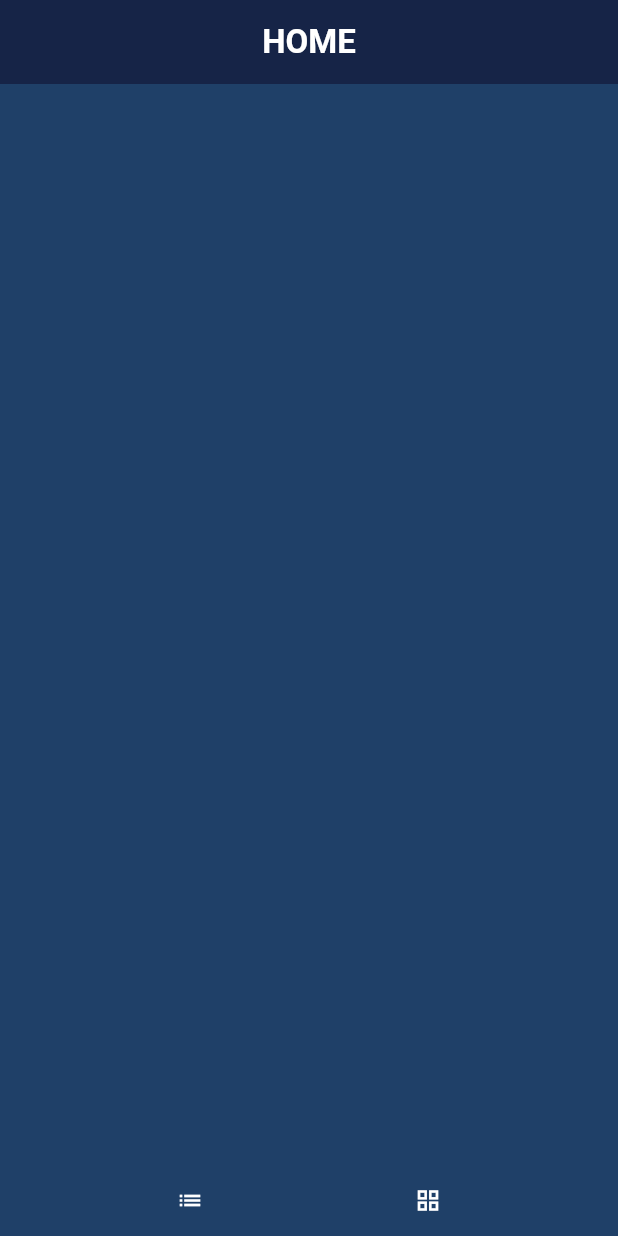
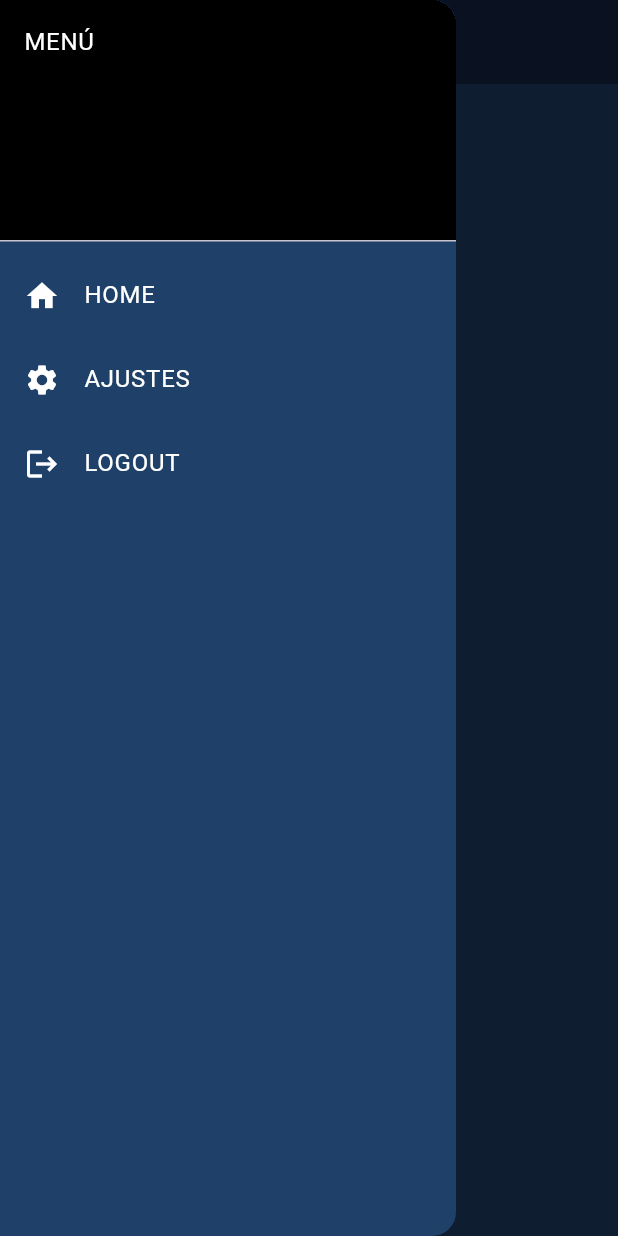
Before and after one commit to marcomar31/ExamenPMDM_PSP_MMartinez_1EV, a Flutter app: the HomeView screen opened by its route, with the side drawer open (before the commit the screen has no drawer), on a phone screen of 412 x 824 dp. Run offline on Flutter 3.47's test engine with Material 3 defaults, Android fonts, the phone set to English and light mode, and no system bars; our stand-ins replace cloud_firestore, firebase_auth, firebase_core; accounts and stored records are empty; generated files the repository leaves out were written again.

Commit message:
PMDM: P8) He creado la clase DrawerCustomizado. En el AppBar del HomeView habrá un botón que despliege el menú drawer. La primera opción redirige al usuario al Home, la primera opción redirige al usuario a una nueva vista AjustesView, y la última opción hace un logout del usuario y le redirige al LoginView.

```diff
--- a/lib/CustomViews/ButtomBarCustomizado.dart
+++ b/lib/CustomViews/ButtomBarCustomizado.dart
@@ -10,8 +10,6 @@ class ButtomBarCustomizado extends StatelessWidget{
 
   @override
   Widget build(BuildContext context) {
-    // TODO: implement build
-    //throw UnimplementedError();
     return Row(
         mainAxisAlignment: MainAxisAlignment.spaceEvenly,
         children: [
--- /dev/null
+++ b/lib/CustomViews/DrawerCustomizado.dart
@@ -0,0 +1,79 @@
+import 'package:flutter/material.dart';
+
+class DrawerCustomizado extends StatelessWidget {
+  final Function(int indice)? onItemTap;
+
+  DrawerCustomizado({super.key, required this.onItemTap});
+
+  @override
+  Widget build(BuildContext context) {
+    return Drawer(
+      backgroundColor: const Color.fromRGBO(31, 64, 104, 1),
+      child: ListView(
+        padding: EdgeInsets.zero,
+        children: [
+          const DrawerHeader(
+            decoration: BoxDecoration(
+              color: Colors.black,
+            ),
+            child: Text(
+              'MENÚ',
+              style: TextStyle(color: Colors.white),
+            ),
+          ),
+          ListTile(
+            selectedColor: Colors.white,
+            selected: true,
+            title: const Row(
+              children: [
+                Icon(
+                  Icons.home,
+                  color: Colors.white,
+                ),
+                SizedBox(width: 16),
+                Text('HOME'),
+              ],
+            ),
+            onTap: () {
+              onItemTap!(0);
+            },
+          ),
+          ListTile(
+            selectedColor: Colors.white,
+            selected: true,
+            title: const Row(
+              children: [
+                Icon(
+                  Icons.settings,
+                  color: Colors.white,
+                ),
+                SizedBox(width: 16),
+                Text('AJUSTES'),
+              ],
+            ),
+            onTap: () {
+              onItemTap!(1);
+            },
+          ),
+          ListTile(
+            selectedColor: Colors.white,
+            selected: true,
+            title: const Row(
+              children: [
+                Icon(
+                  Icons.logout,
+                  color: Colors.white,
+                ),
+                SizedBox(width: 16),
+                Text('LOGOUT'),
+              ],
+            ),
+            onTap: () {
+              onItemTap!(2);
+            },
+          ),
+        ],
+      ),
+    );
+  }
+}
--- a/lib/Main/HomeView.dart
+++ b/lib/Main/HomeView.dart
@@ -3,6 +3,7 @@ import 'package:examenpmdm_pap_mmartinez_1ev/Singletone/DataHolder.dart';
 import 'package:flutter/material.dart';
 
 import '../CustomViews/ButtomBarCustomizado.dart';
+import '../CustomViews/DrawerCustomizado.dart';
 import '../CustomViews/PostsGridView.dart';
 import '../CustomViews/PostsListView.dart';
 import '../FirestoreObjects/FbPost.dart';
@@ -60,6 +61,18 @@ class _HomeViewState extends State<HomeView> {
     });
   }
 
+  void onPressedDrawer(int indice){
+    if (indice == 0) {
+      Navigator.of(context).popAndPushNamed("/home_view");
+    } else if(indice == 1){
+      Navigator.of(context).popAndPushNamed("/ajustes_view");
+    } else if(indice == 2){
+      DataHolder().fbAdmin.logOutUsuario();
+      ScaffoldMessenger.of(context).showSnackBar(const SnackBar(content: Text("Se ha cerrado la sesión correctamente")));
+      Navigator.of(context).popAndPushNamed("/login_view");
+    }
+  }
+
   @override
   void initState() {
     super.initState();
@@ -81,13 +94,14 @@ class _HomeViewState extends State<HomeView> {
           ),
         ),
         centerTitle: true,
+        iconTheme: const IconThemeData(color: Colors.white),
         backgroundColor: const Color.fromRGBO(22, 36, 71, 1),
-        automaticallyImplyLeading: false,
       ),
       body:
       Padding(padding: const EdgeInsets.symmetric(horizontal: 16, vertical: 16), child:
         Center(child: celdasOLista(blIsList)),
       ),
+      drawer: DrawerCustomizado(onItemTap: onPressedDrawer),
       bottomNavigationBar: ButtomBarCustomizado(onBotonesClicked: onClickBottonMenu),
       backgroundColor: const Color.fromRGBO(31, 64, 104, 1),
     );
--- a/lib/MyApp.dart
+++ b/lib/MyApp.dart
@@ -1,3 +1,4 @@
+import 'package:examenpmdm_pap_mmartinez_1ev/Main/AjustesView.dart';
 import 'package:flutter/material.dart';
 
 import 'Main/HomeView.dart';
@@ -16,6 +17,7 @@ class MyApp extends StatelessWidget {
         '/login_view': (context) => LoginView(),
         '/register_view': (context) => RegisterView(),
         '/home_view': (context) => const HomeView(),
+        '/ajustes_view': (context) => const AjustesView(),
       },
       initialRoute: '/splash_view',
     );
--- a/lib/Singletone/DataHolder.dart
+++ b/lib/Singletone/DataHolder.dart
@@ -1,5 +1,4 @@
 import 'package:cloud_firestore/cloud_firestore.dart';
-import '../FirestoreObjects/FbPost.dart';
 import 'FirebaseAdmin.dart';
 
 class DataHolder {
```
Also changed, not shown: lib/Main/AjustesView.dart (added, +57 -0 lines).
